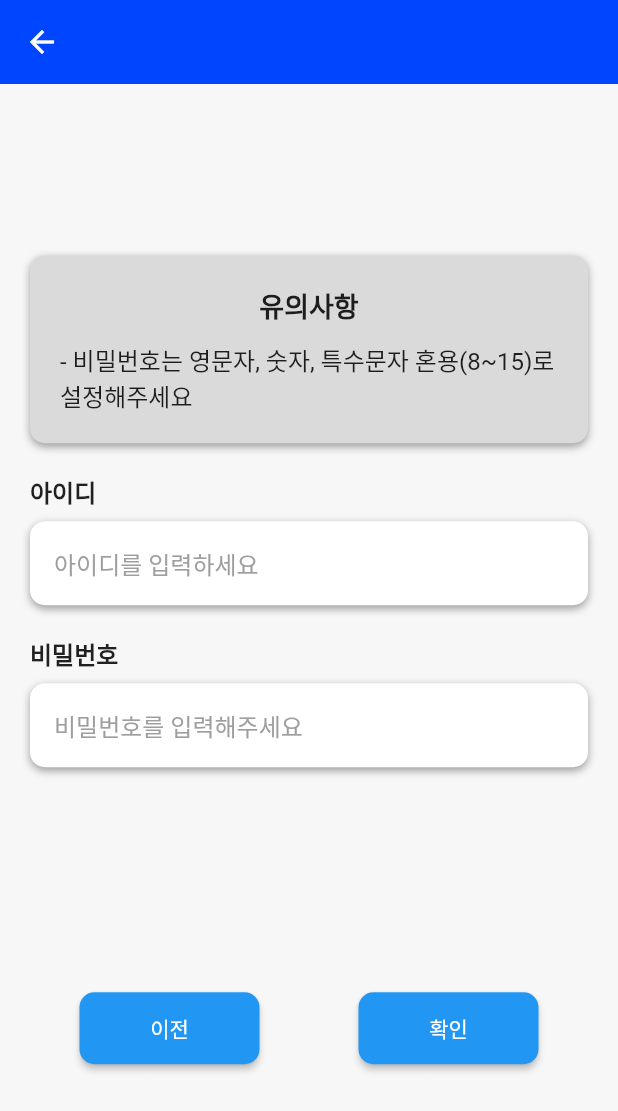
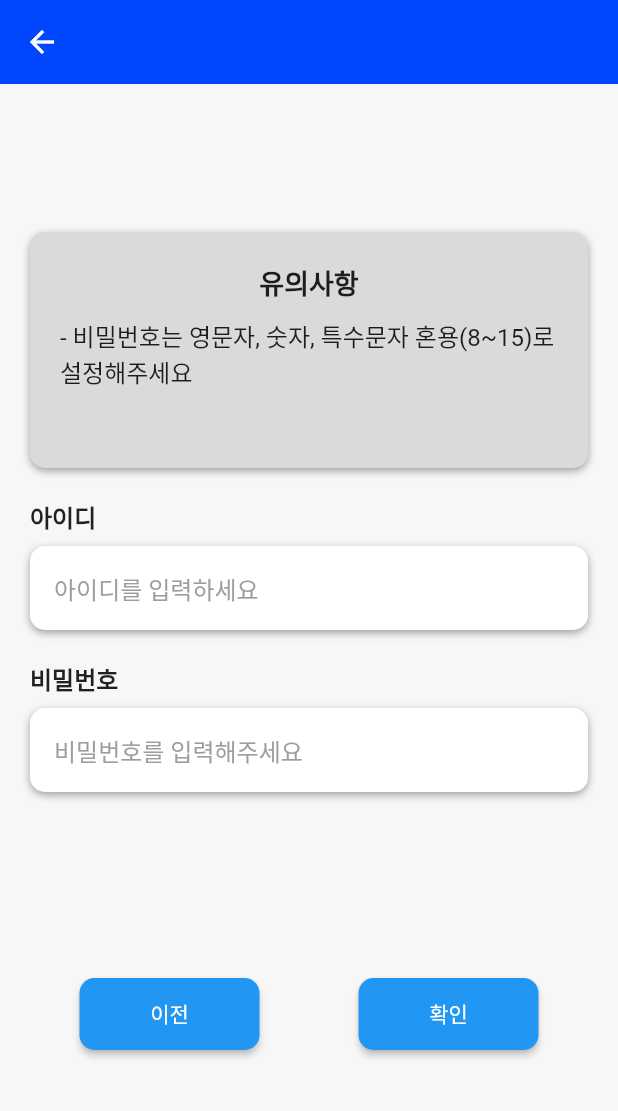
Before and after one commit to Love-SOL/Love_SOL, a Flutter app: the SignUpPage2 screen opened directly, on a phone screen of 412 x 824 dp. Shown: the top 1111 px of the screen. Run offline on Flutter 3.47's test engine with Material 2 defaults, Android fonts, the phone set to English and light mode, and no system bars; our stand-ins replace image_picker; missing offline and left inert: cr_calendar.

Commit message:
refactor: signuppage2 expanded 재설정

```diff
--- a/frontend/lib/signUpPage.dart
+++ b/frontend/lib/signUpPage.dart
@@ -172,13 +172,25 @@ class SignUpPage2 extends StatelessWidget {
         backgroundColor: Color(0XFF0046FF),
         elevation: 0,
       ),
+
       body: Container(
+
         color: Color(0xFFF7F7F7),
         padding: EdgeInsets.all(20),
+
+
         child: Column(
           mainAxisAlignment: MainAxisAlignment.center,
           crossAxisAlignment: CrossAxisAlignment.center,
+
           children: [
+            Expanded(
+              flex: 1,
+              child: SizedBox(),
+            ),
+            Expanded(
+                flex: 2,
+                child:
             Container(
               decoration: BoxDecoration(
                 color: Color(0xFFDADADA),
@@ -209,13 +221,20 @@ class SignUpPage2 extends StatelessWidget {
                 ],
               ),
             ),
-            SizedBox(height: 20),
+            ),
+          SizedBox(height: 20),
+            Expanded(
+              flex: 6,
+              child:
             Column(
               children: [
                 buildInputBox('아이디', '아이디를 입력하세요'),
                 SizedBox(height: 20),
                 buildInputBox('비밀번호', '비밀번호를 입력해주세요'),
-                SizedBox(height: 150),
+                SizedBox(height: 20),
+                Expanded(
+                    flex: 1,
+                    child:
                 Row(
                   mainAxisAlignment: MainAxisAlignment.spaceAround,
                   children: [
@@ -253,7 +272,9 @@ class SignUpPage2 extends StatelessWidget {
                     ),
                   ],
                 ),
+                ),
               ],
+            ),
             ),
           ],
         ),
```
